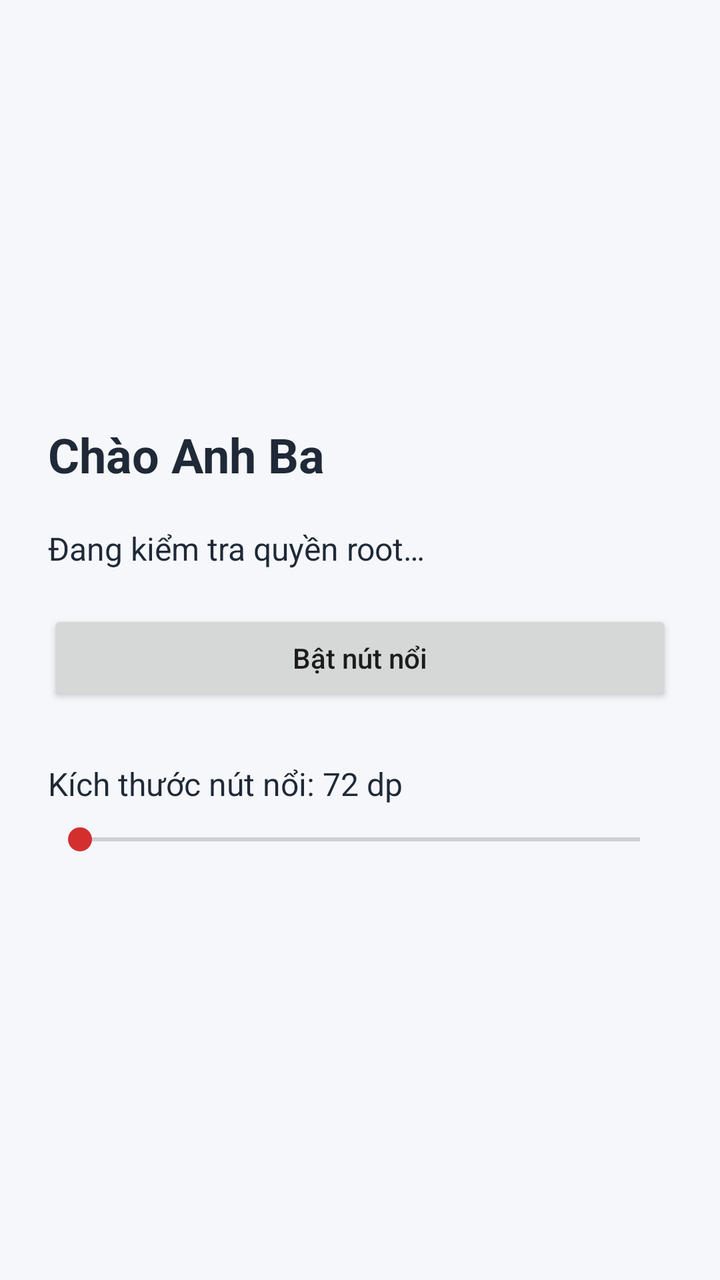
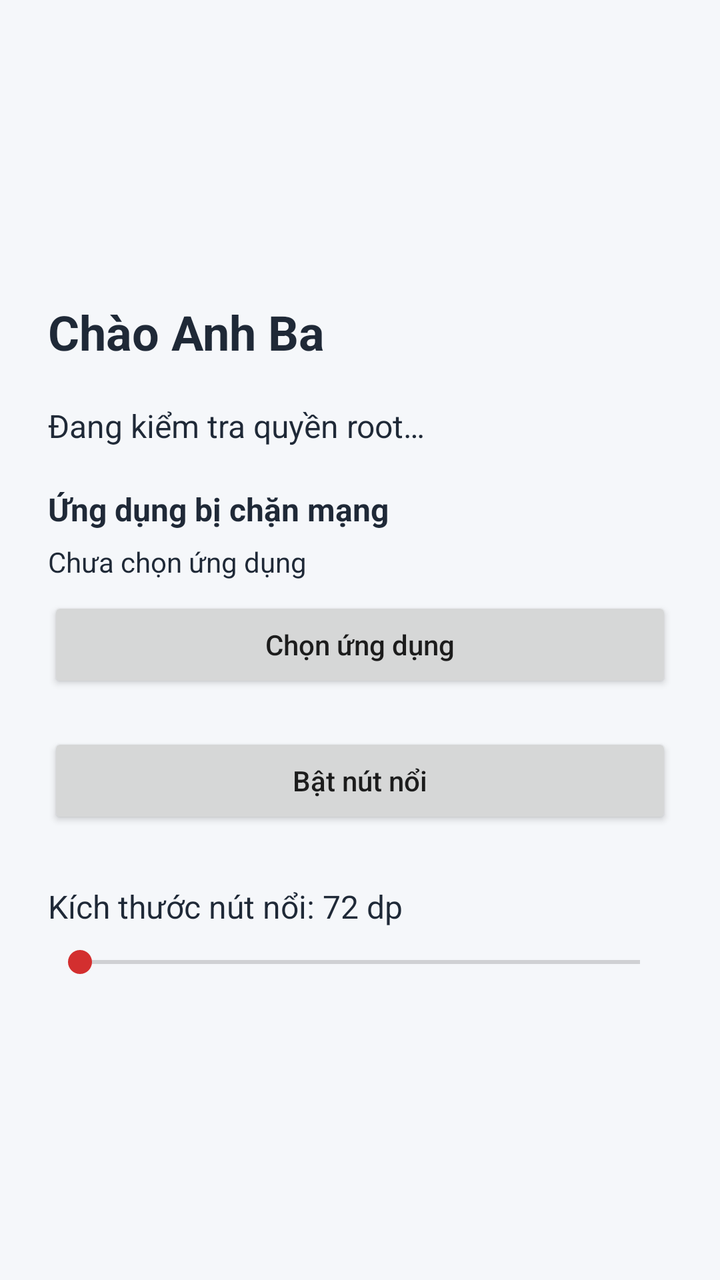

Screens rendered from an Android XML layout before and after an edit, with the pre-edit source and the edit as a unified diff.
<!-- AndroidManifest.xml: application theme Theme.NutNoi -->
<!-- res/layout/activity_main.xml -->
<?xml version="1.0" encoding="utf-8"?>
<ScrollView xmlns:android="http://schemas.android.com/apk/res/android"
    android:layout_width="match_parent"
    android:layout_height="match_parent"
    android:fillViewport="true"
    android:background="#F5F7FA">

    <LinearLayout
        android:layout_width="match_parent"
        android:layout_height="wrap_content"
        android:orientation="vertical"
        android:padding="24dp"
        android:gravity="center_vertical">

        <TextView
            android:layout_width="match_parent"
            android:layout_height="wrap_content"
            android:text="@string/greeting"
            android:textColor="#1F2937"
            android:textSize="24sp"
            android:textStyle="bold"
            android:layout_marginBottom="20dp" />

        <TextView
            android:id="@+id/rootStatus"
            android:layout_width="match_parent"
            android:layout_height="wrap_content"
            android:text="@string/root_status_checking"
            android:textColor="#1F2937"
            android:textSize="16sp"
            android:paddingBottom="20dp"
            android:accessibilityLiveRegion="polite" />

        <Button
            android:id="@+id/btnToggleOverlay"
            android:layout_width="match_parent"
            android:layout_height="wrap_content"
            android:text="@string/enable_button"
            android:textAllCaps="false"
            android:layout_marginBottom="28dp" />

        <TextView
            android:id="@+id/overlaySizeLabel"
            android:layout_width="match_parent"
            android:layout_height="wrap_content"
            android:labelFor="@id/overlaySizeSeekBar"
            android:text="@string/overlay_size_value_default"
            android:textColor="#1F2937"
            android:textSize="16sp"
            android:paddingBottom="8dp" />

        <SeekBar
            android:id="@+id/overlaySizeSeekBar"
            android:layout_width="match_parent"
            android:layout_height="wrap_content"
            android:contentDescription="@string/overlay_size_label" />
    </LinearLayout>
</ScrollView>
<!-- resources referenced by this layout -->
<resources>
  <string name="enable_button">Bật nút nổi</string>
  <string name="greeting">Chào Anh Ba</string>
  <string name="overlay_size_label">Kích thước nút nổi</string>
  <string name="overlay_size_value_default">Kích thước nút nổi: 72 dp</string>
  <string name="root_status_checking">Đang kiểm tra quyền root…</string>
  <style name="Theme.NutNoi" parent="Theme.AppCompat.DayNight.NoActionBar">
          <item name="colorPrimary">#1976D2</item>
          <item name="colorPrimaryDark">#1565C0</item>
          <item name="colorAccent">#D32F2F</item>
          <item name="android:statusBarColor">@android:color/transparent</item>
          <item name="android:navigationBarColor">@android:color/transparent</item>
      </style>
</resources>

<!-- the commit's change to res/layout/activity_main.xml (unified diff, before → after) -->
@@ -31,6 +31,32 @@
             android:paddingBottom="20dp"
             android:accessibilityLiveRegion="polite" />
 
+        <TextView
+            android:layout_width="match_parent"
+            android:layout_height="wrap_content"
+            android:text="@string/choose_app_title"
+            android:textColor="#1F2937"
+            android:textSize="16sp"
+            android:textStyle="bold"
+            android:paddingBottom="6dp" />
+
+        <TextView
+            android:id="@+id/selectedAppLabel"
+            android:layout_width="match_parent"
+            android:layout_height="wrap_content"
+            android:text="@string/no_app_selected"
+            android:textColor="#1F2937"
+            android:textSize="14sp"
+            android:paddingBottom="8dp" />
+
+        <Button
+            android:id="@+id/btnChooseApp"
+            android:layout_width="match_parent"
+            android:layout_height="wrap_content"
+            android:text="@string/choose_app_button"
+            android:textAllCaps="false"
+            android:layout_marginBottom="20dp" />
+
         <Button
             android:id="@+id/btnToggleOverlay"
             android:layout_width="match_parent"
<!-- resource entries referenced after the edit -->
@@ -1,7 +1,10 @@
 <!-- resources referenced by this layout -->
 <resources>
+  <string name="choose_app_button">Chọn ứng dụng</string>
+  <string name="choose_app_title">Ứng dụng bị chặn mạng</string>
   <string name="enable_button">Bật nút nổi</string>
   <string name="greeting">Chào Anh Ba</string>
+  <string name="no_app_selected">Chưa chọn ứng dụng</string>
   <string name="overlay_size_label">Kích thước nút nổi</string>
   <string name="overlay_size_value_default">Kích thước nút nổi: 72 dp</string>
   <string name="root_status_checking">Đang kiểm tra quyền root…</string>
